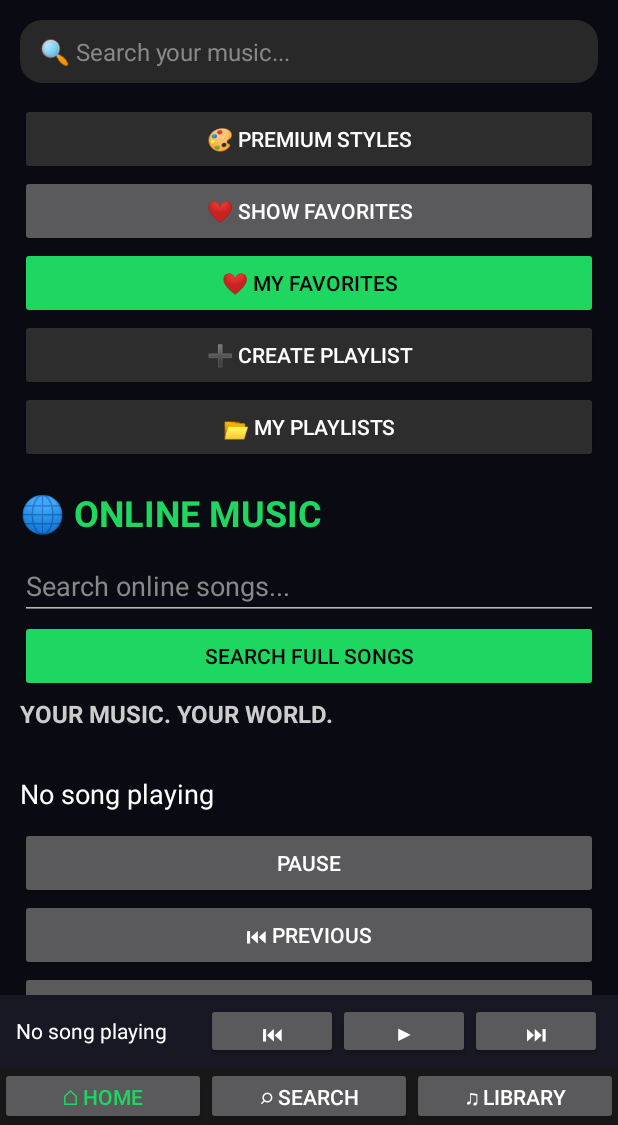
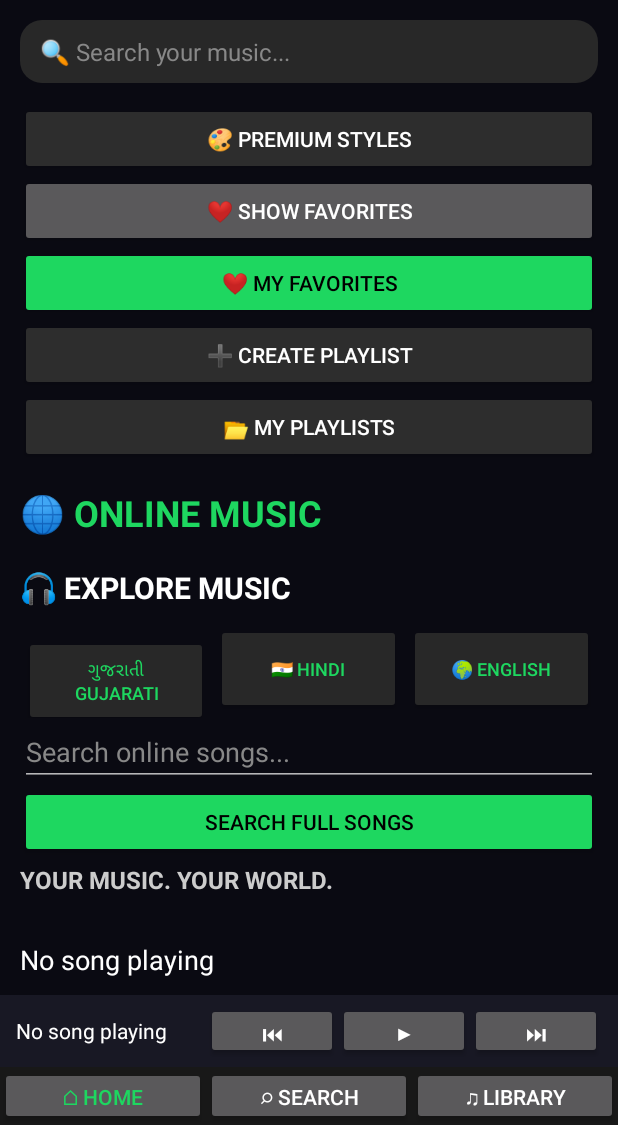
Before and after one commit to vaghelamahipalsinh/ECHO, an Android app: the screen it shows after launch (MainActivity), on a phone screen of 412 x 824 dp, the part 111-1236 px from its top. Run offline under Robolectric (Android 15) with nearby library versions, the phone set to English and light mode, and no system bars; pictures from the network do not load.

Commit message:
ECHO 15.0 Add music category cards

```diff
--- a/app/src/main/java/com/echo/music/MainActivity.java
+++ b/app/src/main/java/com/echo/music/MainActivity.java
@@ -219,6 +219,55 @@ onlineHeading.setTextSize(24);
 onlineHeading.setTypeface(null, 1);
 onlineHeading.setPadding(0, 25, 0, 15);
 layout.addView(onlineHeading);
+
+TextView exploreHeading = new TextView(this);
+exploreHeading.setText("🎧 EXPLORE MUSIC");
+exploreHeading.setTextColor(Color.WHITE);
+exploreHeading.setTextSize(20);
+exploreHeading.setTypeface(null, 1);
+exploreHeading.setPadding(0, 15, 0, 12);
+layout.addView(exploreHeading);
+
+LinearLayout categoryRow = new LinearLayout(this);
+categoryRow.setOrientation(LinearLayout.HORIZONTAL);
+
+String[] categories = {
+    "ગુજરાતી\nGUJARATI",
+    "🇮🇳 HINDI",
+    "🌍 ENGLISH"
+};
+
+String[] queries = {
+    "Gujarati songs",
+    "Hindi songs",
+    "English songs"
+};
+
+for (int i = 0; i < categories.length; i++) {
+    final String query = queries[i];
+
+    Button card = new Button(this);
+    card.setText(categories[i]);
+    card.setTextColor(green);
+    card.setTextSize(12);
+    card.setAllCaps(false);
+    card.setBackgroundTintList(
+        android.content.res.ColorStateList.valueOf(Color.rgb(40, 40, 40))
+    );
+
+    LinearLayout.LayoutParams params =
+        new LinearLayout.LayoutParams(0, 90, 1f);
+    params.setMargins(4, 4, 4, 4);
+
+    categoryRow.addView(card, params);
+
+    card.setOnClickListener(v -> {
+        onlineSearchInput.setText(query);
+        searchAudiusMusic();
+    });
+}
+
+layout.addView(categoryRow);
 
 onlineSearchInput = new EditText(this);
 onlineSearchInput.setHint("Search online songs...");
```
